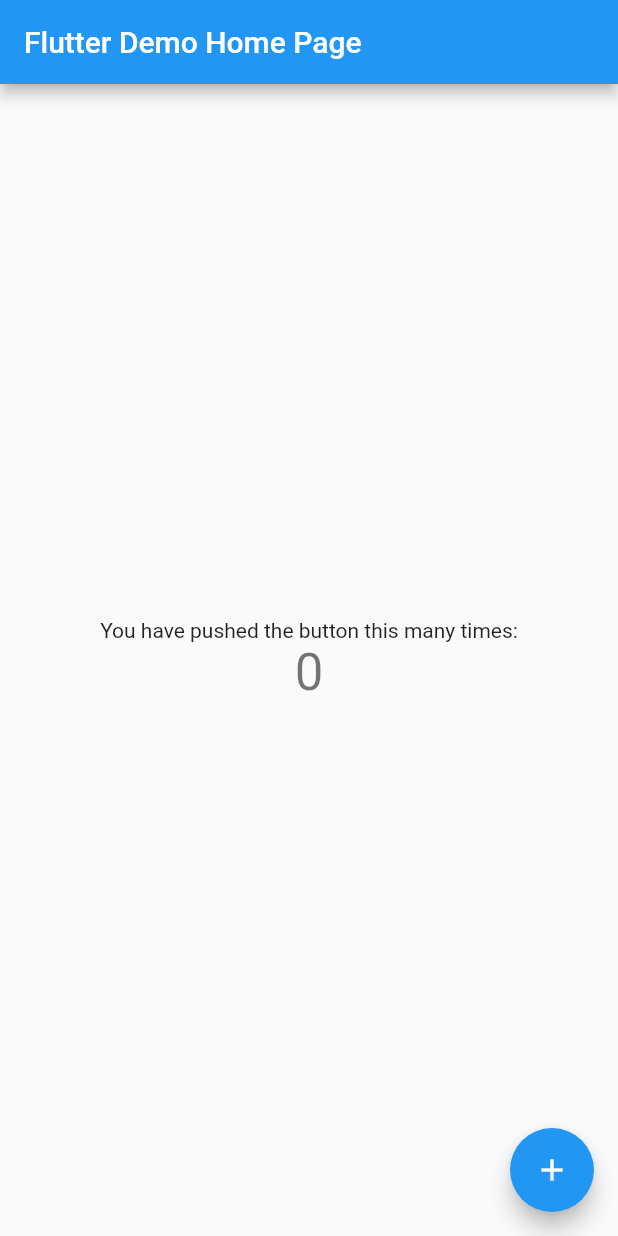
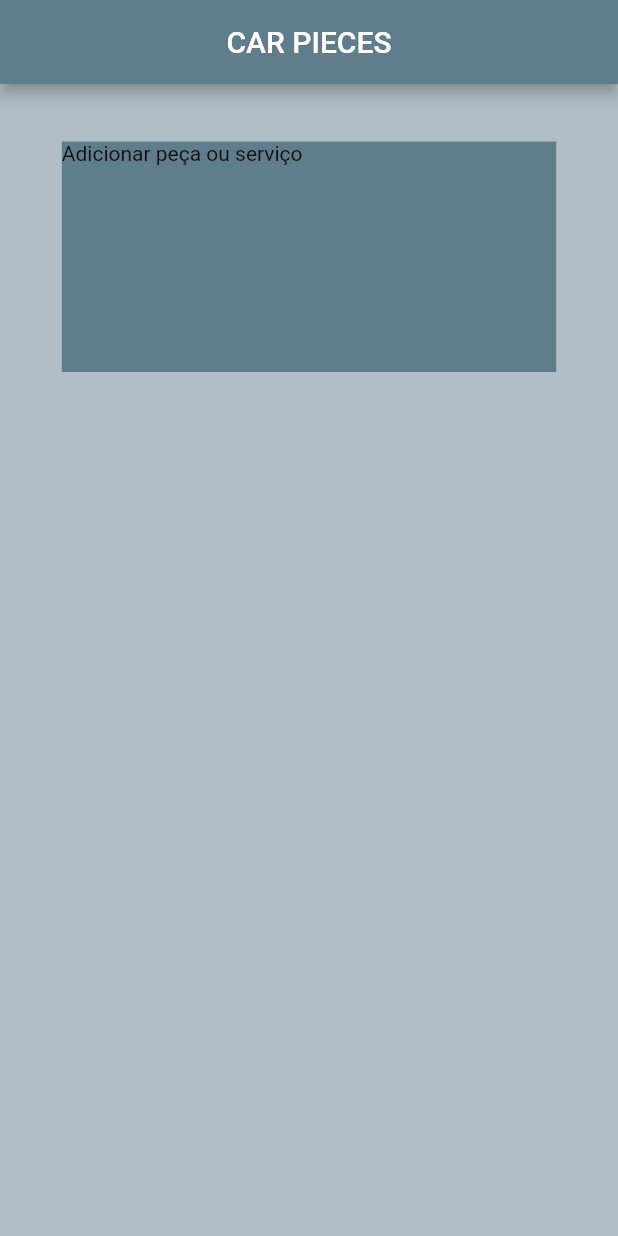
Before and after one commit to ncn-freedev/flutter_repository, a Flutter app: the screen it shows after launch, on a phone screen of 412 x 824 dp. Run offline on Flutter 3.47's test engine with Material 2 defaults, Android fonts, the phone set to English and light mode, and no system bars.

Commit message:
First steps

```diff
--- /dev/null
+++ b/car_pieces/lib/firstscreen.dart
@@ -0,0 +1,40 @@
+import 'package:flutter/material.dart';
+
+class FirstScreen extends StatefulWidget {
+  @override
+  _FirstScreenState createState() => _FirstScreenState();
+}
+
+class _FirstScreenState extends State<FirstScreen> {
+  @override
+  Widget build(BuildContext context) {
+    return Scaffold(
+      appBar: AppBar(
+        backgroundColor: Colors.blueGrey,
+        title: Text("CAR PIECES"),
+        centerTitle: true,
+      ),
+      backgroundColor: Colors.blueGrey[200],
+      body: LayoutBuilder(
+        builder: (context, constraints) {
+          return Column(
+            children: [
+              GestureDetector(
+                  child: Padding(
+                padding: EdgeInsets.only(
+                    top: constraints.maxHeight * 0.05,
+                    left: constraints.maxWidth * 0.1),
+                child: Container(
+                  color: Colors.blueGrey,
+                  width: constraints.maxWidth * .8,
+                  height: constraints.maxHeight * .2,
+                  child: Text("Adicionar peça ou serviço"),
+                ),
+              )),
+            ],
+          );
+        },
+      ),
+    );
+  }
+}
--- a/car_pieces/lib/main.dart
+++ b/car_pieces/lib/main.dart
@@ -1,117 +1,9 @@
+import 'package:car_pieces/firstscreen.dart';
 import 'package:flutter/material.dart';
 
 void main() {
-  runApp(MyApp());
+  runApp(MaterialApp(
+    debugShowCheckedModeBanner: false,
+    home: FirstScreen(),
+  ));
 }
-
-class MyApp extends StatelessWidget {
-  // This widget is the root of your application.
-  @override
-  Widget build(BuildContext context) {
-    return MaterialApp(
-      title: 'Flutter Demo',
-      theme: ThemeData(
-        // This is the theme of your application.
-        //
-        // Try running your application with "flutter run". You'll see the
-        // application has a blue toolbar. Then, without quitting the app, try
-        // changing the primarySwatch below to Colors.green and then invoke
-        // "hot reload" (press "r" in the console where you ran "flutter run",
-        // or simply save your changes to "hot reload" in a Flutter IDE).
-        // Notice that the counter didn't reset back to zero; the application
-        // is not restarted.
-        primarySwatch: Colors.blue,
-        // This makes the visual density adapt to the platform that you run
-        // the app on. For desktop platforms, the controls will be smaller and
-        // closer together (more dense) than on mobile platforms.
-        visualDensity: VisualDensity.adaptivePlatformDensity,
-      ),
-      home: MyHomePage(title: 'Flutter Demo Home Page'),
-    );
-  }
-}
-
-class MyHomePage extends StatefulWidget {
-  MyHomePage({Key key, this.title}) : super(key: key);
-
-  // This widget is the home page of your application. It is stateful, meaning
-  // that it has a State object (defined below) that contains fields that affect
-  // how it looks.
-
-  // This class is the configuration for the state. It holds the values (in this
-  // case the title) provided by the parent (in this case the App widget) and
-  // used by the build method of the State. Fields in a Widget subclass are
-  // always marked "final".
-
-  final String title;
-
-  @override
-  _MyHomePageState createState() => _MyHomePageState();
-}
-
-class _MyHomePageState extends State<MyHomePage> {
-  int _counter = 0;
-
-  void _incrementCounter() {
-    setState(() {
-      // This call to setState tells the Flutter framework that something has
-      // changed in this State, which causes it to rerun the build method below
-      // so that the display can reflect the updated values. If we changed
-      // _counter without calling setState(), then the build method would not be
-      // called again, and so nothing would appear to happen.
-      _counter++;
-    });
-  }
-
-  @override
-  Widget build(BuildContext context) {
-    // This method is rerun every time setState is called, for instance as done
-    // by the _incrementCounter method above.
-    //
-    // The Flutter framework has been optimized to make rerunning build methods
-    // fast, so that you can just rebuild anything that needs updating rather
-    // than having to individually change instances of widgets.
-    return Scaffold(
-      appBar: AppBar(
-        // Here we take the value from the MyHomePage object that was created by
-        // the App.build method, and use it to set our appbar title.
-        title: Text(widget.title),
-      ),
-      body: Center(
-        // Center is a layout widget. It takes a single child and positions it
-        // in the middle of the parent.
-        child: Column(
-          // Column is also a layout widget. It takes a list of children and
-          // arranges them vertically. By default, it sizes itself to fit its
-          // children horizontally, and tries to be as tall as its parent.
-          //
-          // Invoke "debug painting" (press "p" in the console, choose the
-          // "Toggle Debug Paint" action from the Flutter Inspector in Android
-          // Studio, or the "Toggle Debug Paint" command in Visual Studio Code)
-          // to see the wireframe for each widget.
-          //
-          // Column has various properties to control how it sizes itself and
-          // how it positions its children. Here we use mainAxisAlignment to
-          // center the children vertically; the main axis here is the vertical
-          // axis because Columns are vertical (the cross axis would be
-          // horizontal).
-          mainAxisAlignment: MainAxisAlignment.center,
-          children: <Widget>[
-            Text(
-              'You have pushed the button this many times:',
-            ),
-            Text(
-              '$_counter',
-              style: Theme.of(context).textTheme.headline4,
-            ),
-          ],
-        ),
-      ),
-      floatingActionButton: FloatingActionButton(
-        onPressed: _incrementCounter,
-        tooltip: 'Increment',
-        child: Icon(Icons.add),
-      ), // This trailing comma makes auto-formatting nicer for build methods.
-    );
-  }
-}
```
Also changed, not shown: 1 other file.
